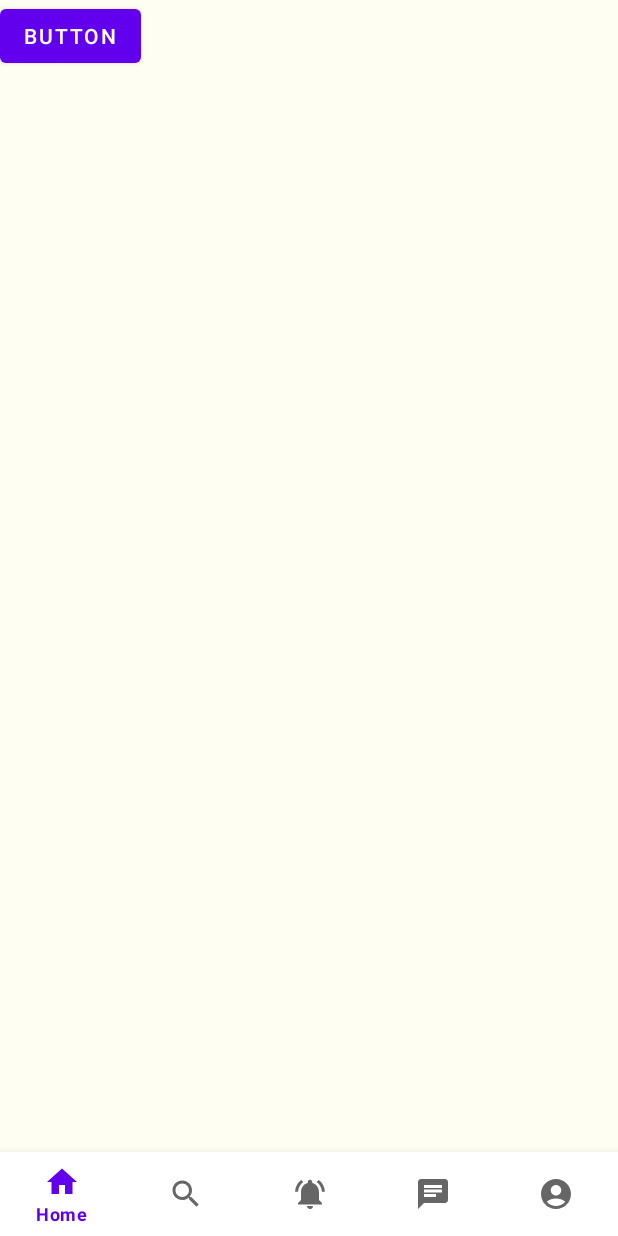
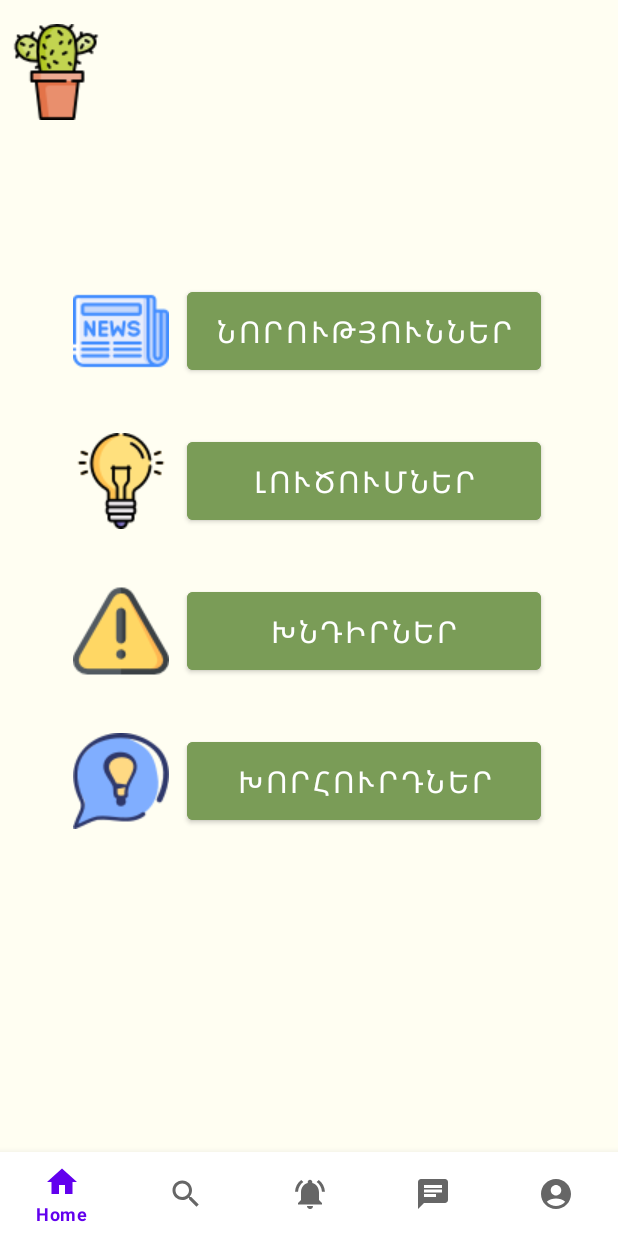
Before and after one commit to AllaMinasyan16/Cactus, an Android app: the HomeFragment screen opened directly, with no data from a screen before it, on a phone screen of 412 x 824 dp. Run offline under Robolectric (Android 15) with nearby library versions, the phone set to English and light mode, and no system bars; Roboto replaces fonts that are not available here.

```diff
--- a/app/src/main/res/layout/activity_main.xml
+++ b/app/src/main/res/layout/activity_main.xml
@@ -14,6 +14,7 @@
         android:layout_height="49dp"
         android:backgroundTint="@color/ButtonSignColor"
         android:text="@string/մուտք_button"
+        android:textSize="14sp"
         app:layout_constraintBottom_toBottomOf="parent"
         app:layout_constraintEnd_toEndOf="parent"
         app:layout_constraintStart_toStartOf="parent"
--- a/app/src/main/res/layout/fragment_account.xml
+++ b/app/src/main/res/layout/fragment_account.xml
@@ -3,6 +3,7 @@
     xmlns:tools="http://schemas.android.com/tools"
     android:layout_width="match_parent"
     android:layout_height="match_parent"
+    android:background="@color/mainBgColor"
     tools:context=".accountFragment">
 
     <!-- TODO: Update blank fragment layout -->
--- a/app/src/main/res/layout/fragment_home.xml
+++ b/app/src/main/res/layout/fragment_home.xml
@@ -1,15 +1,117 @@
 <?xml version="1.0" encoding="utf-8"?>
-<FrameLayout xmlns:android="http://schemas.android.com/apk/res/android"
+<androidx.constraintlayout.widget.ConstraintLayout xmlns:android="http://schemas.android.com/apk/res/android"
+    xmlns:app="http://schemas.android.com/apk/res-auto"
     xmlns:tools="http://schemas.android.com/tools"
     android:layout_width="match_parent"
     android:layout_height="match_parent"
+    android:layout_gravity="center"
     android:background="@color/mainBgColor"
     tools:context=".HomeFragment">
 
+    <Button
+        android:id="@+id/button4"
+        android:layout_width="236dp"
+        android:layout_height="64dp"
+        android:backgroundTint="@color/ButtonSignColor"
+        android:text="@string/Նորություններ_fragment.home.button"
+        android:textSize="20sp"
+        app:layout_constraintBottom_toBottomOf="parent"
+        app:layout_constraintEnd_toEndOf="parent"
+        app:layout_constraintHorizontal_bias="0.708"
+        app:layout_constraintStart_toStartOf="parent"
+        app:layout_constraintTop_toTopOf="parent"
+        app:layout_constraintVertical_bias="0.268" />
 
     <Button
-        android:id="@+id/button"
+        android:id="@+id/button2"
+        android:layout_width="236dp"
+        android:layout_height="64dp"
+        android:layout_marginTop="36dp"
+        android:backgroundTint="@color/ButtonSignColor"
+        android:text="@string/Լուծումներ_fragment.home.button"
+        android:textSize="20sp"
+        app:layout_constraintEnd_toEndOf="@+id/button4"
+        app:layout_constraintHorizontal_bias="0.0"
+        app:layout_constraintStart_toStartOf="@+id/button4"
+        app:layout_constraintTop_toBottomOf="@+id/button4" />
+
+    <Button
+        android:id="@+id/button5"
+        android:layout_width="236dp"
+        android:layout_height="64dp"
+        android:layout_marginTop="36dp"
+        android:backgroundTint="@color/ButtonSignColor"
+        android:text="@string/Խնդիրներ_fragment.home.button"
+        android:textSize="20sp"
+        app:layout_constraintEnd_toEndOf="@+id/button2"
+        app:layout_constraintHorizontal_bias="0.666"
+        app:layout_constraintStart_toStartOf="@+id/button2"
+        app:layout_constraintTop_toBottomOf="@+id/button2" />
+
+    <Button
+        android:id="@+id/button6"
+        android:layout_width="236dp"
+        android:layout_height="64dp"
+        android:layout_marginTop="36dp"
+        android:backgroundTint="@color/ButtonSignColor"
+        android:text="@string/Խորհուրդներ_fragment.home.button"
+        android:textSize="20sp"
+        app:layout_constraintEnd_toEndOf="@+id/button5"
+        app:layout_constraintHorizontal_bias="0.0"
+        app:layout_constraintStart_toStartOf="@+id/button5"
+        app:layout_constraintTop_toBottomOf="@+id/button5" />
+
+    <ImageView
+        android:id="@+id/imageView2"
         android:layout_width="wrap_content"
         android:layout_height="wrap_content"
-        android:text="Button" />
-</FrameLayout>
+        android:layout_marginEnd="12dp"
+        android:src="@drawable/news"
+        app:layout_constraintBottom_toBottomOf="@+id/button4"
+        app:layout_constraintEnd_toStartOf="@+id/button4"
+        app:layout_constraintTop_toTopOf="@+id/button4"
+        app:layout_constraintVertical_bias="1.0" />
+
+    <ImageView
+        android:id="@+id/imageView3"
+        android:layout_width="wrap_content"
+        android:layout_height="wrap_content"
+        android:layout_marginEnd="12dp"
+        android:src="@drawable/lamp"
+        app:layout_constraintBottom_toBottomOf="@+id/button2"
+        app:layout_constraintEnd_toStartOf="@+id/button2"
+        app:layout_constraintTop_toTopOf="@+id/button2" />
+
+    <ImageView
+        android:id="@+id/imageView4"
+        android:layout_width="wrap_content"
+        android:layout_height="wrap_content"
+        android:layout_marginEnd="12dp"
+        android:src="@drawable/warning"
+        app:layout_constraintBottom_toBottomOf="@+id/button5"
+        app:layout_constraintEnd_toStartOf="@+id/button5"
+        app:layout_constraintTop_toTopOf="@+id/button5" />
+
+    <ImageView
+        android:id="@+id/imageView6"
+        android:layout_width="wrap_content"
+        android:layout_height="wrap_content"
+        android:layout_marginEnd="12dp"
+        android:src="@drawable/conversation"
+        app:layout_constraintBottom_toBottomOf="@+id/button6"
+        app:layout_constraintEnd_toStartOf="@+id/button6"
+        app:layout_constraintTop_toTopOf="@+id/button6" />
+
+    <ImageView
+        android:id="@+id/imageView8"
+        android:layout_width="wrap_content"
+        android:layout_height="wrap_content"
+        android:layout_marginStart="10dp"
+        android:layout_marginTop="16dp"
+        android:layout_marginEnd="347dp"
+        android:src="@drawable/cactus"
+        app:layout_constraintEnd_toEndOf="parent"
+        app:layout_constraintStart_toStartOf="parent"
+        app:layout_constraintTop_toTopOf="parent" />
+
+</androidx.constraintlayout.widget.ConstraintLayout>
--- a/app/src/main/res/values/strings.xml
+++ b/app/src/main/res/values/strings.xml
@@ -9,5 +9,9 @@
     <string name="info">Эта программа для осведомления и решение экологических проблем</string>
     <!-- TODO: Remove or change this placeholder text -->
     <string name="hello_blank_fragment">Hello blank fragment</string>
+    <string name="Լուծումներ_fragment.home.button">Լուծումներ</string>
+    <string name="Խնդիրներ_fragment.home.button">Խնդիրներ</string>
+    <string name="Նորություններ_fragment.home.button">Նորություններ</string>
+    <string name="Խորհուրդներ_fragment.home.button">Խորհուրդներ</string>
 
 </resources>
```
Also changed, not shown: app/src/main/res/drawable/cactus.png (added), app/src/main/res/drawable/conversation.png (added), app/src/main/res/drawable/lamp.png (added), app/src/main/res/drawable/news.png (added), app/src/main/res/drawable/warning.png (added), 54 other files.
